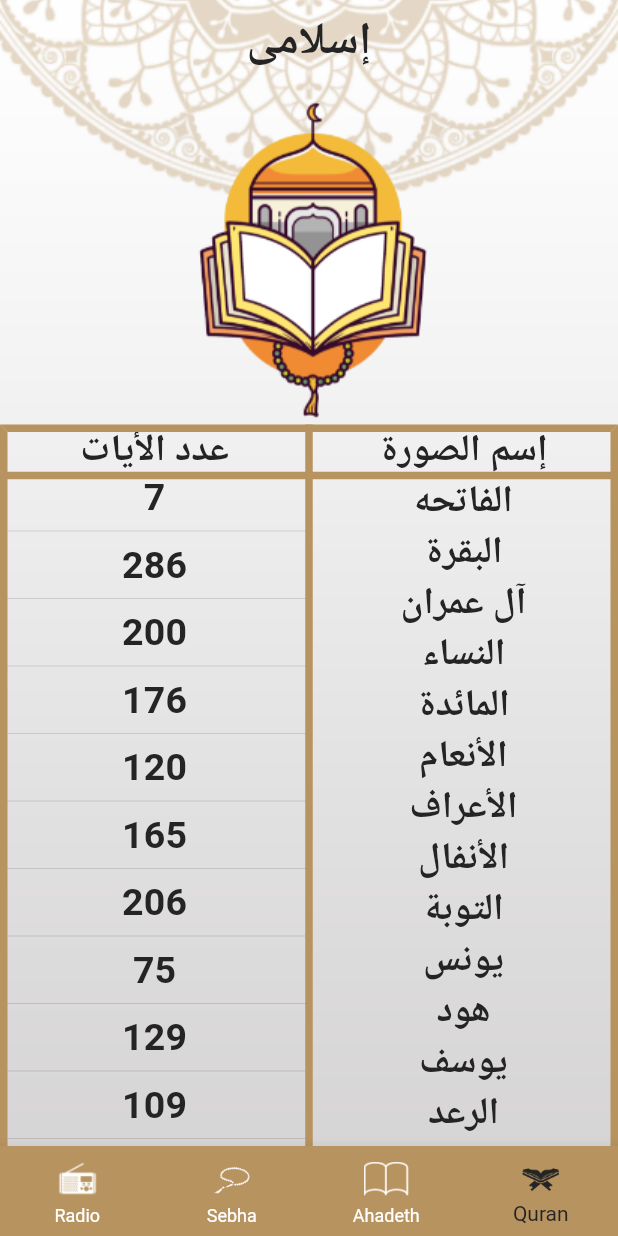
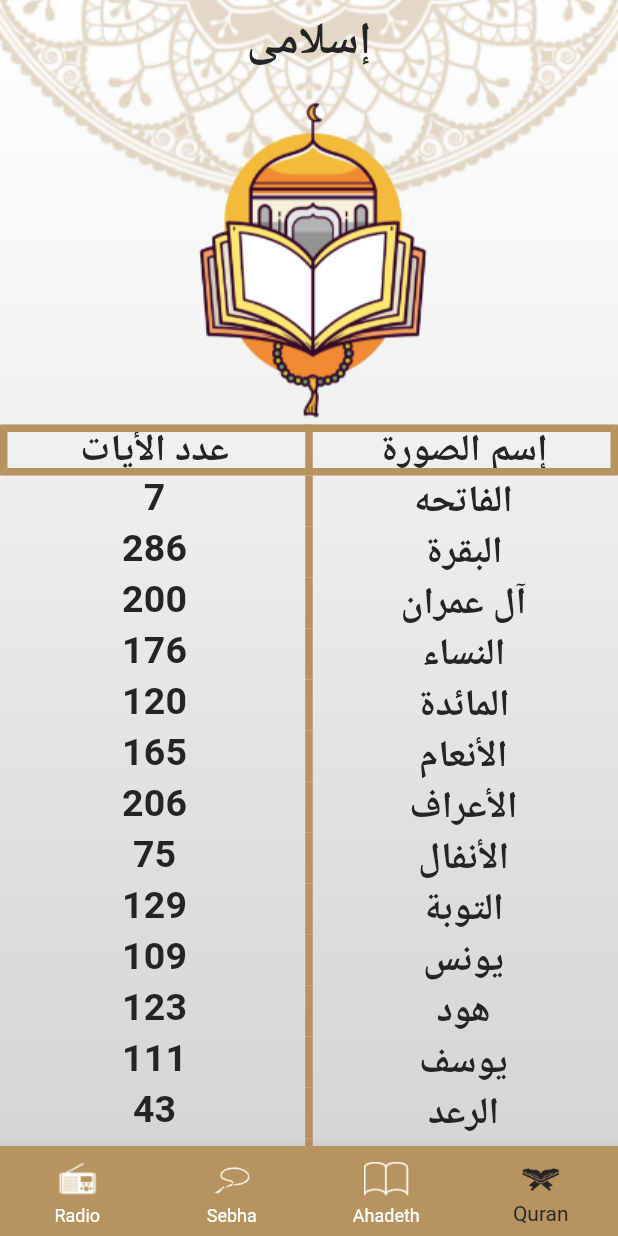
Before and after one commit to mahmoudgamal1704/Islami_App, a Flutter app: the screen it shows after launch, on a phone screen of 412 x 824 dp. Run offline on Flutter 3.47's test engine with Material 2 defaults, Android fonts, the phone set to English and light mode, and no system bars.

Commit message:
edit scroll for listview in home

```diff
--- a/lib/home_screen/qurantab.dart
+++ b/lib/home_screen/qurantab.dart
@@ -1,5 +1,6 @@
 import 'package:flutter/material.dart';
 import 'package:islami/data.dart';
+import 'package:islami/home_screen/surasnames.dart';
 import 'package:islami/mytheme.dart';
 import 'package:islami/suradetails/sura.dart';
 import 'package:islami/suradetails/suramodel.dart';
@@ -13,45 +14,63 @@ class QuranTab extends StatelessWidget {
       child: Column(
         children: [
           Image.asset('assets/images/quranpic.png'),
+          Table(
+            border: TableBorder.all(color: MyTheme.colorGold, width: 5),
+            children: [
+              TableRow(children: [
+                Center(
+                    child: Text(
+                  'عدد الأيات',
+                  style: Theme.of(context).textTheme.subtitle2,
+                )),
+                Center(
+                    child: Text('إسم الصورة',
+                        style: Theme.of(context).textTheme.subtitle2))
+              ]),
+            ],
+          ),
           Expanded(
-            child: Table(
-              border: TableBorder.all(color: MyTheme.colorGold,width: 5),
-              children: [
-                TableRow(children: [
-                  Center(child: Text('عدد الأيات',style: Theme.of(context).textTheme.subtitle2,)),
-                  Center(child: Text('إسم الصورة',style: Theme.of(context).textTheme.subtitle2))
-                ]),
-                TableRow(children: [
-                  // Divider(),
-                  Center(child: ListView.separated(
-                    physics: AlwaysScrollableScrollPhysics(),
+              child: ListView.builder(
+            itemCount: AppData.surasNumber.length,
+            itemBuilder: (context, index) {
+              return Center(child: SurasNames(index));
+            },
+          )),
 
-                    separatorBuilder: (context, index) => Divider(),
-                    shrinkWrap: true,
-                    itemCount: AppData.surasNumber.length,
-                    itemBuilder: (context, index) {
-                      return Center(child: Text( AppData.surasNumber[index],style: Theme.of(context).textTheme.subtitle2));
-                    },)),
-                  // Divider(),
-                  Center(child: ListView.builder(
-                    physics: AlwaysScrollableScrollPhysics(),
-                    shrinkWrap: true,
-                    itemCount:  AppData.surasName.length,
-                    // scrollDirection: Axis.vertical,
-                    itemBuilder: (context, index) {
-                    return Center(child: InkWell(
-                        onTap: () {
-                          Navigator.pushNamed(
-                              context, SuraDetails.RouteName,
-                          arguments: SuraModel(AppData.surasName[index], index)
-                          );
-                        },
-                        child: Text( AppData.surasName[index],style: Theme.of(context).textTheme.subtitle2)));
-                  },)),
-                ])
-              ],
-            ),
-          )
+          // child: Table(
+          //   // border: TableBorder.all(color: MyTheme.colorGold,width: 5),
+          //   children: [
+          //
+          //     TableRow(children: [
+          //       // Divider(),
+          //       Center(child: ListView.separated(
+          //         physics: AlwaysScrollableScrollPhysics(),
+          //
+          //         separatorBuilder: (context, index) => Divider(),
+          //         shrinkWrap: true,
+          //         itemCount: AppData.surasNumber.length,
+          //         itemBuilder: (context, index) {
+          //           return Center(child: Text( AppData.surasNumber[index],style: Theme.of(context).textTheme.subtitle2));
+          //         },)),
+          //       // Divider(),
+          //       Center(child: ListView.builder(
+          //         physics: AlwaysScrollableScrollPhysics(),
+          //         shrinkWrap: true,
+          //         itemCount:  AppData.surasName.length,
+          //         // scrollDirection: Axis.vertical,
+          //         itemBuilder: (context, index) {
+          //         return Center(child: InkWell(
+          //             onTap: () {
+          //               Navigator.pushNamed(
+          //                   context, SuraDetails.RouteName,
+          //               arguments: SuraModel(AppData.surasName[index], index)
+          //               );
+          //             },
+          //             child: Text( AppData.surasName[index],style: Theme.of(context).textTheme.subtitle2)));
+          //       },)),
+          //     ])
+          //   ],
+          // ),
         ],
       ),
     );
--- /dev/null
+++ b/lib/home_screen/surasnames.dart
@@ -0,0 +1,40 @@
+import 'package:flutter/material.dart';
+
+import 'package:islami/data.dart';
+
+import '../mytheme.dart';
+import '../suradetails/sura.dart';
+import '../suradetails/suramodel.dart';
+
+class SurasNames extends StatelessWidget {
+  // const SurasNames({Key? key}) : super(key: key);
+  int index;
+
+  SurasNames(this.index);
+
+  @override
+  Widget build(BuildContext context) {
+    return Table(
+      border: TableBorder(
+          verticalInside: BorderSide(width: 5, color: MyTheme.colorGold)),
+      children: [
+        TableRow(
+          children: [
+            Center(
+                child: Text(AppData.surasNumber[this.index],
+                    style: Theme.of(context).textTheme.subtitle2)),
+            Center(
+              child: InkWell(
+                  onTap: () {
+                    Navigator.pushNamed(context, SuraDetails.RouteName,
+                        arguments: SuraModel(AppData.surasName[index], index));
+                  },
+                  child: Text(AppData.surasName[this.index],
+                      style: Theme.of(context).textTheme.subtitle2)),
+            ),
+          ],
+        )
+      ],
+    );
+  }
+}
```
Also changed, not shown: lib/suradetails/sura.dart (+22 -21 lines).
